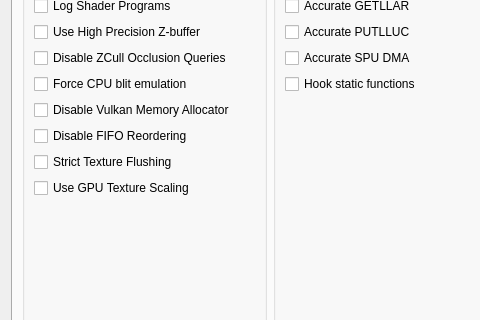
Before: the Qt Designer form rpcs3/rpcs3qt/settings_dialog.ui in Satan86/rpcs3, drawn with Qt 5; both pictures show x 0 to 480 and y 157 to 477 of the 796 by 677 pixel window.
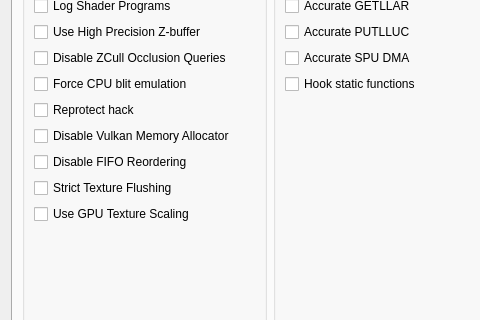
After: the same form once the commit is applied. The open tabs and pages were chosen to show the change. Icons and pictures are not drawn.

Commit message:
Reprotect Hack (thanks to @Xcedf)
Workaround for flickering shadows and missing water in TLoU and Uncharted 3

The edit to the form file:
```diff
--- a/rpcs3/rpcs3qt/settings_dialog.ui
+++ b/rpcs3/rpcs3qt/settings_dialog.ui
@@ -3397,6 +3397,13 @@
               </property>
              </widget>
             </item>
+            <item>
+             <widget class="QCheckBox" name="reprotect_hack">
+              <property name="text">
+               <string>Reprotect hack</string>
+              </property>
+             </widget>
+            </item>
             <item>
              <widget class="QCheckBox" name="disableVulkanMemAllocator">
               <property name="text">
```
The commit also changes 5 other files.
